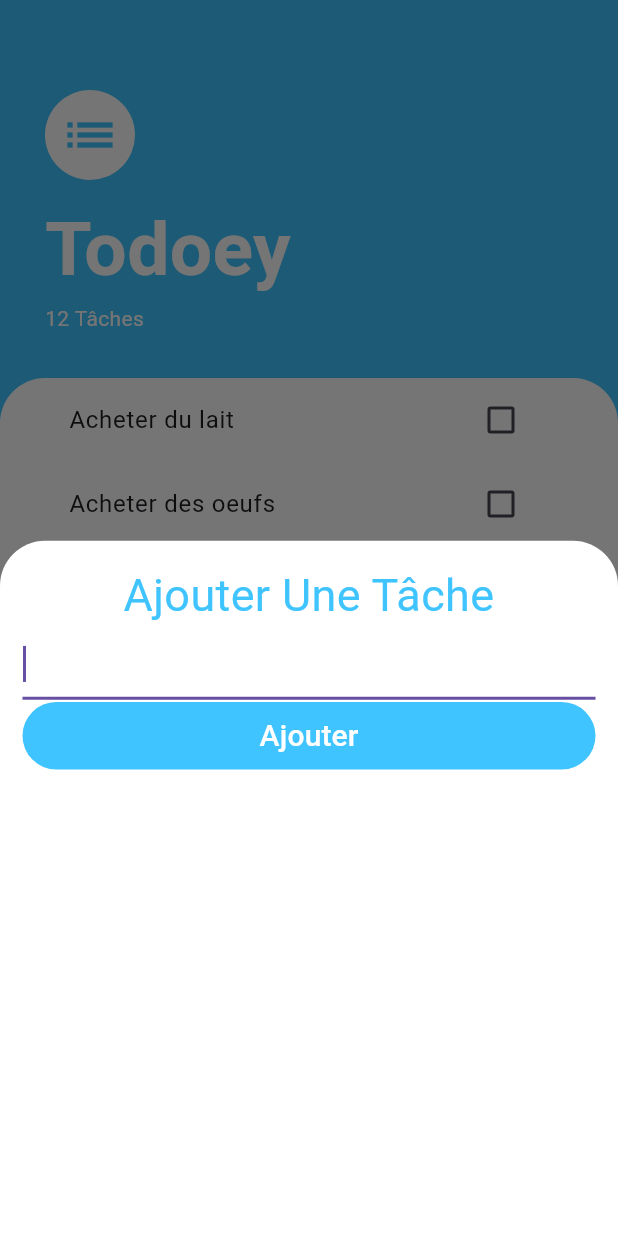
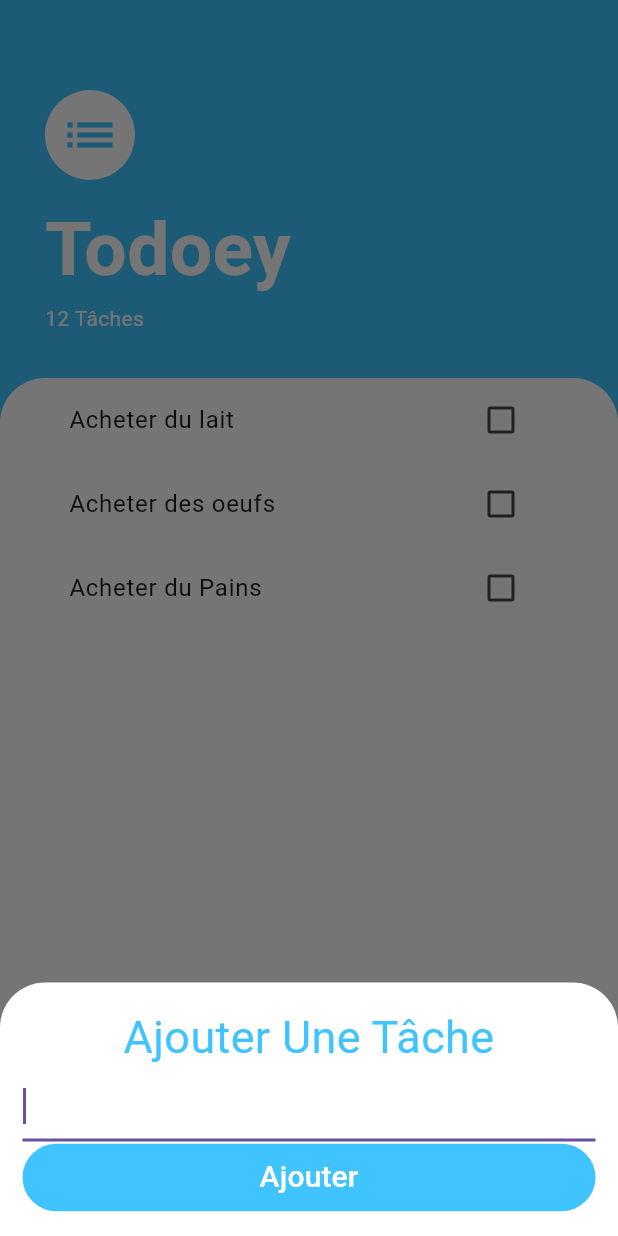
Before and after one commit to OusmanouMamoudou/Todoey, a Flutter app: the screen it shows after launch, after a tap on the "add" icon, on a phone screen of 412 x 824 dp. Run offline on Flutter 3.47's test engine with Material 3 defaults, Android fonts, the phone set to English and light mode, and no system bars.

```diff
--- a/lib/screens/tasks_screen.dart
+++ b/lib/screens/tasks_screen.dart
@@ -21,8 +21,14 @@ class _TasksScreenState extends State<TasksScreen> {
         onPressed: () {
           showModalBottomSheet(
               backgroundColor: Colors.transparent,
+              isScrollControlled: true,
               context: context,
-              builder: (context) => const AddTaskScreen());
+              builder: (context) => SingleChildScrollView(
+                  child: Container(
+                      padding: EdgeInsets.only(
+                        bottom: MediaQuery.of(context).viewInsets.bottom,
+                      ),
+                      child: const AddTaskScreen())));
         },
         backgroundColor: kLBlue,
         child: const Icon(
```
